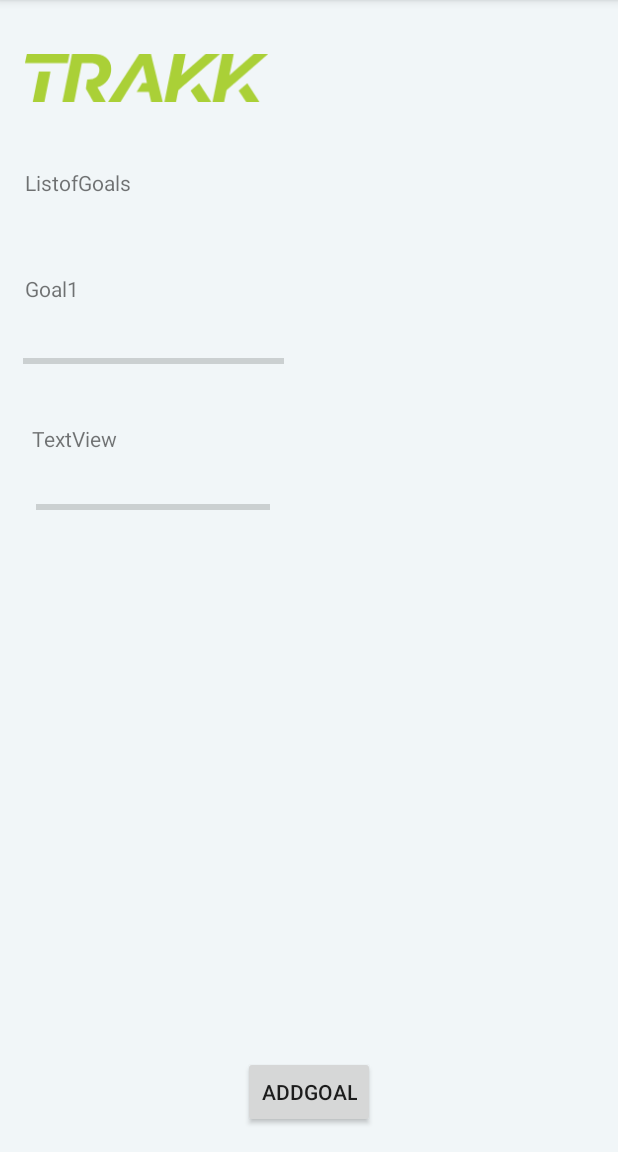
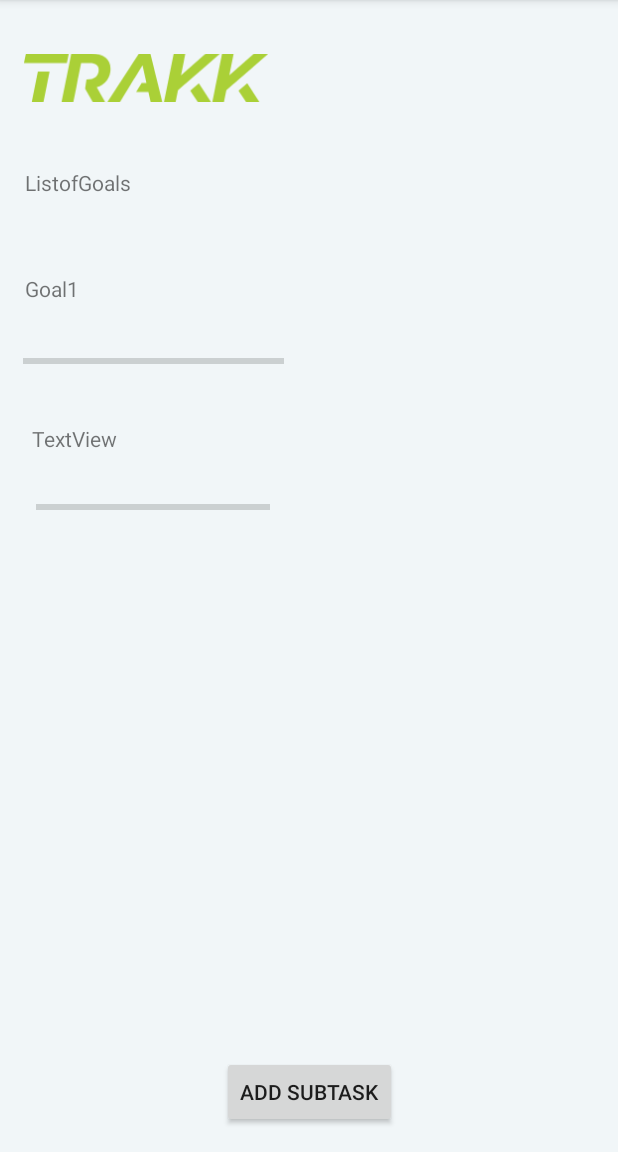
Before and after one commit to abinapier/Trakk, an Android app: the screen it shows after launch (GoalDetailActivity), after a tap on "Test 1", on a phone screen of 412 x 824 dp, the part 84-1236 px from its top. Run offline under Robolectric (Android 15) with nearby library versions, the phone set to English and light mode, and no system bars.

Commit message:
Working for me. I won't push without talking to team.

```diff
--- a/app/src/main/java/com/example/trakk/ui/addGoal/AddGoalActivity.java
+++ b/app/src/main/java/com/example/trakk/ui/addGoal/AddGoalActivity.java
@@ -86,4 +86,6 @@ public class AddGoalActivity extends AppCompatActivity implements AdapterView.On
         Intent intent = new Intent(this, AddSubtaskActivity.class);
         startActivity(intent);
     }
+
+
 }
--- a/app/src/main/java/com/example/trakk/ui/goalDetail/GoalDetailActivity.java
+++ b/app/src/main/java/com/example/trakk/ui/goalDetail/GoalDetailActivity.java
@@ -2,8 +2,13 @@ package com.example.trakk.ui.goalDetail;
 
 import androidx.appcompat.app.AppCompatActivity;
 
+import android.content.Intent;
 import android.os.Bundle;
+import android.view.View;
+
 import com.example.trakk.R;
+import com.example.trakk.ui.addSubtask.AddSubtaskActivity;
+import com.example.trakk.ui.main.MainActivity;
 
 public class GoalDetailActivity extends AppCompatActivity {
 
@@ -16,4 +21,9 @@ public class GoalDetailActivity extends AppCompatActivity {
     public void updateProgress(){
 
     }
+
+    public void viewAddSubtask(View view){
+        Intent intent = new Intent(GoalDetailActivity.this, AddSubtaskActivity.class);
+        startActivity(intent);
+    }
 }
--- a/app/src/main/java/com/example/trakk/ui/main/MainActivity.java
+++ b/app/src/main/java/com/example/trakk/ui/main/MainActivity.java
@@ -4,6 +4,7 @@ import androidx.appcompat.app.AppCompatActivity;
 
 import android.content.Intent;
 import android.os.Bundle;
+import android.util.Log;
 import android.view.View;
 
 import com.example.trakk.R;
@@ -14,6 +15,7 @@ import java.io.IOException;
 import java.lang.ref.WeakReference;
 
 public class MainActivity extends AppCompatActivity {
+    private static final String TAG = "main activity view";
     private MainPresenter presenter;
 
     @Override
--- a/app/src/main/res/layout/activity_goal_detail.xml
+++ b/app/src/main/res/layout/activity_goal_detail.xml
@@ -8,12 +8,13 @@
 
     <ImageView
         android:id="@+id/imageView3"
-        android:layout_width="162dp"
+        android:layout_width="0dp"
         android:layout_height="72dp"
         android:layout_marginStart="16dp"
         android:layout_marginTop="16dp"
         android:layout_marginEnd="233dp"
         app:layout_constraintEnd_toEndOf="parent"
+        app:layout_constraintHorizontal_bias="1.0"
         app:layout_constraintStart_toStartOf="parent"
         app:layout_constraintTop_toTopOf="parent"
         app:srcCompat="@drawable/ic_trakk_01" />
@@ -83,7 +84,8 @@
         android:layout_width="wrap_content"
         android:layout_height="wrap_content"
         android:layout_marginBottom="16dp"
-        android:text="AddGoal"
+        android:onClick="viewAddSubtask"
+        android:text="Add Subtask"
         app:layout_constraintBottom_toBottomOf="parent"
         app:layout_constraintEnd_toEndOf="parent"
         app:layout_constraintStart_toStartOf="parent" />
```
